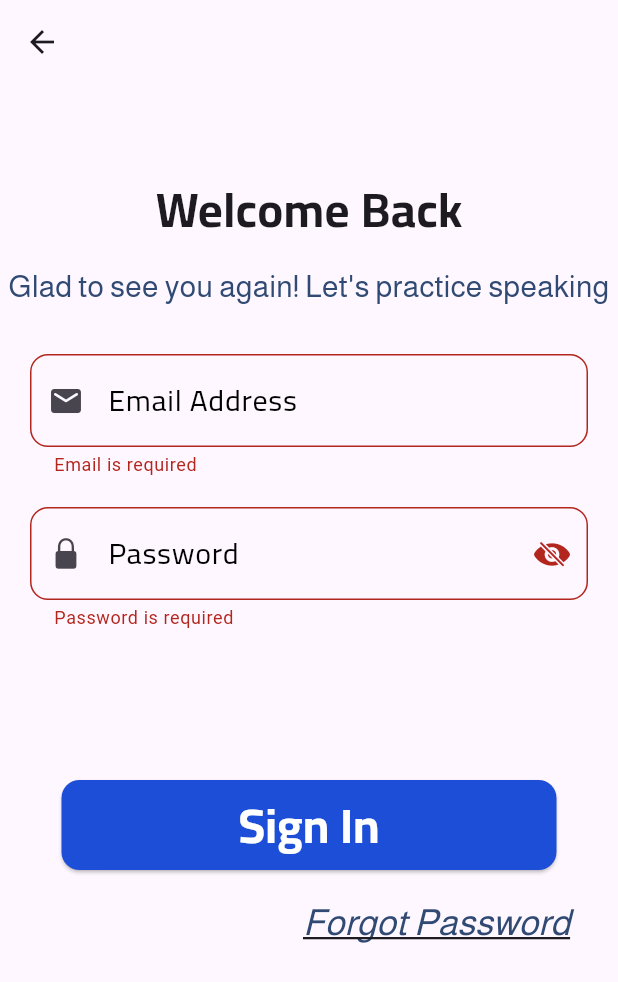
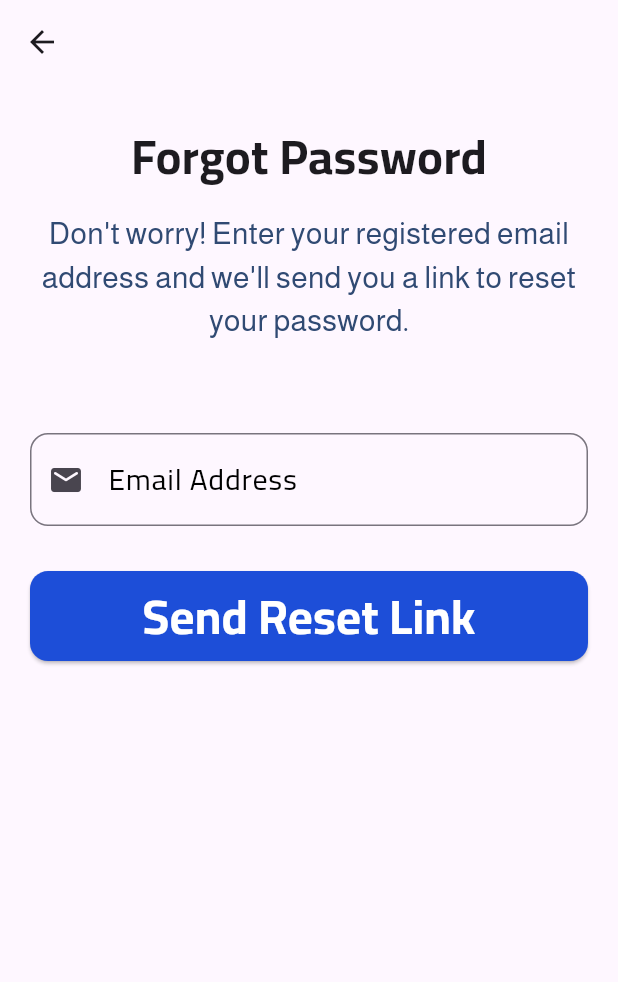
Before and after one commit to AhmedMedhatHamed/ai_lingo, a Flutter app: the SignInScreen screen opened by its route, after a tap on "Sign In", after a tap on "Forgot Password", on a phone screen of 412 x 824 dp. Shown: the top 982 px of the screen. Run offline on Flutter 3.47's test engine with Material 3 defaults, Android fonts, the phone set to English and light mode, and no system bars; our stand-ins replace dots_indicator, firebase_auth, firebase_core, flutter_bloc, google_sign_in; accounts and stored records are empty.

Commit message:
Build forgot_password UI

```diff
--- a/lib/core/routing/app_routes.dart
+++ b/lib/core/routing/app_routes.dart
@@ -4,5 +4,6 @@ class AppRoutes {
   static const String onboardingScreen = 'onboardingScreen';
   static const String signupScreen  = 'signupScreen';
   static const String signInScreen  = 'signInScreen';
+  static const String forgotPasswordScreen = 'forgotPasswordScreen';
 
 }
--- a/lib/core/routing/app_routing.dart
+++ b/lib/core/routing/app_routing.dart
@@ -1,5 +1,6 @@
 import 'package:ai_lingo/feature/auth/cubit/auth_cubit.dart';
-import 'package:ai_lingo/feature/auth/login/presentation/ui/screen/login_screen.dart';
+import 'package:ai_lingo/feature/auth/forgot_password/screen/forgot_password_screen.dart';
+import 'package:ai_lingo/feature/auth/login/screen/login_screen.dart';
 import 'package:ai_lingo/feature/auth/sign_in/screen/sign_in_screen.dart';
 import 'package:ai_lingo/feature/auth/signup/screen/signup_screen.dart';
 import 'package:ai_lingo/feature/onboarding/screen/onboarding_screen.dart';
@@ -29,6 +30,12 @@ class AppRouter {
               BlocProvider(create: (_) => AuthCubit(), child: SignInScreen()),
         );
 
+      case AppRoutes.forgotPasswordScreen:
+        return MaterialPageRoute(
+          builder: (_) =>
+              BlocProvider(create: (_) => AuthCubit(), child: ForgotPasswordScreen()),
+        );
+
       case 'onboardingScreen':
         return PageRouteBuilder(
           transitionDuration: const Duration(milliseconds: 600),
--- a/lib/core/utils/app_strings.dart
+++ b/lib/core/utils/app_strings.dart
@@ -2,27 +2,35 @@ class AppStrings {
   static const String appName = 'AI-Lingo';
   static const String onboardingTitle1 = 'Real Conversations\n& Real Progress';
   static const String onboardingTitle2 = 'Speak Freely & Learn\nDaily';
-  static const String onboardingDescription1 = 'Practice English in real-life\n situations with the help of AI.';
-  static const String onboardingDescription2 = 'Build your confidence with\n interactive AI voice\n conversations';
+  static const String onboardingDescription1 =
+      'Practice English in real-life\n situations with the help of AI.';
+  static const String onboardingDescription2 =
+      'Build your confidence with\n interactive AI voice\n conversations';
   static const String skip = 'skip';
   static const String next = 'Next';
   static const String getStarted = 'Get Started';
   static const String alertTitle = 'Never Miss a Practice';
-  static const String alertDescription = '"Enable notifications to get daily\n speaking reminders, streak updates,\n and new AI scenario alerts."';
+  static const String alertDescription =
+      '"Enable notifications to get daily\n speaking reminders, streak updates,\n and new AI scenario alerts."';
   static const String allow = 'Allow';
   static const String doNotAllow = 'Don’t Allow';
   static const String signIn = 'Sign In';
   static const String doNotHaveAnAccount = 'Don’t have an account';
   static const String createAccount = 'Create Account';
-  static const String signUpDescription = 'Join AI-Lingo and start speaking today!';
+  static const String signUpDescription =
+      'Join AI-Lingo and start speaking today!';
   static const String signInTitle = 'Welcome Back';
-  static const String signInDesc = "Glad to see you again! Let's practice speaking";
+  static const String signInDesc =
+      "Glad to see you again! Let's practice speaking";
   static const String signUp = 'Sign Up';
   static const String alreadyHaveAnAccount = 'Already have an account?';
   static const String logIn = 'Log In';
   static const String forgotPassword = 'Forgot Password';
+  static const String forgotPassDescription =
+      "Don't worry! Enter your registered email address and we'll send you a link to reset your password.";
   static const String completeYourProfile = 'Complete Your Profile';
-  static const String setupDescription = 'Choose your level and interests to get\n a personalized experience.';
+  static const String setupDescription =
+      'Choose your level and interests to get\n a personalized experience.';
   static const String languageLevel = 'Language Level';
   static const String beginner = 'Beginner';
   static const String intermediate = 'Intermediate';
@@ -34,4 +42,8 @@ class AppStrings {
   static const String food = 'Food';
   static const String culture = 'Culture';
   static const String continueText = 'Continue';
+  static const String emailAddress = 'Email Address';
+  static const String password = 'Password';
+  static const String fullName = 'Full Name';
+  static const String sendLinkReset = 'Send Reset Link';
 }
--- /dev/null
+++ b/lib/feature/auth/forgot_password/screen/forgot_password_screen.dart
@@ -0,0 +1,48 @@
+import 'package:ai_lingo/core/utils/app_strings.dart';
+import 'package:ai_lingo/core/widgets/custom_button.dart';
+import 'package:ai_lingo/core/widgets/custom_text_field.dart';
+import 'package:ai_lingo/feature/auth/signup/widgets/title_and_description.dart';
+import 'package:flutter/material.dart';
+
+class ForgotPasswordScreen extends StatelessWidget {
+  const ForgotPasswordScreen({super.key});
+
+  @override
+  Widget build(BuildContext context) {
+    return Scaffold(
+      body: CustomScrollView(
+        slivers: [
+          SliverAppBar(automaticallyImplyLeading: true),
+          SliverToBoxAdapter(child: SizedBox(height: MediaQuery.of(context).size.height*0.03)),
+          SliverToBoxAdapter(
+            child: Padding(
+              padding: const EdgeInsets.symmetric(horizontal: 20.0),
+              child: TitleAndDescriptionWidget(
+                title: AppStrings.forgotPassword,
+                description: AppStrings.forgotPassDescription,
+              ),
+            ),
+          ),
+          SliverToBoxAdapter(child: SizedBox(height: 60.0)),
+          SliverToBoxAdapter(
+            child: CustomTextField(
+              controller: TextEditingController(),
+              text: AppStrings.emailAddress,
+              prefixIcon: Icons.email_rounded,
+            ),
+          ),
+          SliverToBoxAdapter(child: SizedBox(height: 30.0)),
+          SliverToBoxAdapter(
+            child: Padding(
+              padding: const EdgeInsets.symmetric(horizontal: 20.0),
+              child: CustomButton(
+                onPressed: () {},
+                text: AppStrings.sendLinkReset,
+              ),
+            ),
+          ),
+        ],
+      ),
+    );
+  }
+}
--- a/lib/feature/auth/login/presentation/ui/screen/login_screen.dart
+++ b/lib/feature/auth/login/screen/login_screen.dart
@@ -21,9 +21,7 @@ class LoginScreen extends StatelessWidget {
           padding: const EdgeInsets.symmetric(horizontal: 40.0),
           child: CustomScrollView(
             slivers: [
-              SliverToBoxAdapter(
-                child: SizedBox(height: 20.0),
-              ),
+              SliverToBoxAdapter(child: SizedBox(height: 20.0)),
               SliverToBoxAdapter(
                 child: Image.asset(
                   AppImages.appLogo,
@@ -35,35 +33,25 @@ class LoginScreen extends StatelessWidget {
                 child: Center(
                   child: Text(
                     AppStrings.appName,
-                    style: AppStyles.cairo700Size36.copyWith(
-                      fontSize: 32.0,
-                    ),
+                    style: AppStyles.cairo700Size36.copyWith(fontSize: 32.0),
                   ),
                 ),
               ),
-              SliverToBoxAdapter(
-                child: SizedBox(height: 100.0),
-              ),
-
-
+              SliverToBoxAdapter(child: SizedBox(height: 100.0)),
+              ///google signIn///
               SliverToBoxAdapter(
                 child: GestureDetector(
                   onTap: () async {
-
                     ScaffoldMessenger.of(context).showSnackBar(
-                      const SnackBar(
-                        content: Text('Google button pressed!'),
-                      ),
+                      const SnackBar(content: Text('Google button pressed!')),
                     );
 
                     try {
-                      final userCredential =
-                          await GoogleSignInService()
-                              .signInWithGoogle();
+                      final userCredential = await GoogleSignInService()
+                          .signInWithGoogle();
 
-                      if (!context.mounted ||
-                          userCredential == null) {
-                        return ;
+                      if (!context.mounted || userCredential == null) {
+                        return;
                       }
 
                       ScaffoldMessenger.of(context).showSnackBar(
@@ -78,9 +66,7 @@ class LoginScreen extends StatelessWidget {
 
                       ScaffoldMessenger.of(context).showSnackBar(
                         SnackBar(
-                          content: Text(
-                            e.message ?? 'Firebase sign-in failed',
-                          ),
+                          content: Text(e.message ?? 'Firebase sign-in failed'),
                         ),
                       );
                     } on GoogleSignInException catch (e) {
@@ -88,18 +74,14 @@ class LoginScreen extends StatelessWidget {
 
                       ScaffoldMessenger.of(context).showSnackBar(
                         SnackBar(
-                          content: Text(
-                            'Google sign-in failed: ${e.code}',
-                          ),
+                          content: Text('Google sign-in failed: ${e.code}'),
                         ),
                       );
                     } catch (e) {
                       if (!context.mounted) return;
 
                       ScaffoldMessenger.of(context).showSnackBar(
-                        SnackBar(
-                          content: Text('Sign-in failed: $e'),
-                        ),
+                        SnackBar(content: Text('Sign-in failed: $e')),
                       );
                     }
                   },
@@ -108,10 +90,7 @@ class LoginScreen extends StatelessWidget {
                     height: 60.0,
                     decoration: BoxDecoration(
                       borderRadius: BorderRadius.circular(12.0),
-                      border: Border.all(
-                        color: Colors.grey,
-                        width: 2,
-                      ),
+                      border: Border.all(color: Colors.grey, width: 2),
                     ),
                     child: Row(
                       mainAxisAlignment: MainAxisAlignment.spaceEvenly,
@@ -128,16 +107,10 @@ class LoginScreen extends StatelessWidget {
                   ),
                 ),
               ),
-
-              SliverToBoxAdapter(
-                child: SizedBox(height: 20.0),
-              ),
-
+              SliverToBoxAdapter(child: SizedBox(height: 20.0)),
               SliverToBoxAdapter(
                 child: Padding(
-                  padding: const EdgeInsets.symmetric(
-                    horizontal: 100.0,
-                  ),
+                  padding: const EdgeInsets.symmetric(horizontal: 100.0),
                   child: Column(
                     children: [
                       Divider(color: Colors.black),
@@ -153,23 +126,19 @@ class LoginScreen extends StatelessWidget {
                   ),
                 ),
               ),
-
-              SliverToBoxAdapter(
-                child: SizedBox(height: 20.0),
-              ),
-
-              // Normal Sign-In Button (not implemented yet)
+              SliverToBoxAdapter(child: SizedBox(height: 20.0)),
               SliverToBoxAdapter(
                 child: CustomButton(
-                  onPressed: () {},
+                  onPressed: () {
+                    Navigator.pushReplacementNamed(
+                      context,
+                      AppRoutes.signInScreen,
+                    );
+                  },
                   text: AppStrings.signIn,
                 ),
               ),
-
-              SliverToBoxAdapter(
-                child: SizedBox(height: 20.0),
-              ),
-
+              SliverToBoxAdapter(child: SizedBox(height: 20.0)),
               SliverToBoxAdapter(
                 child: Column(
                   children: [
@@ -183,10 +152,7 @@ class LoginScreen extends StatelessWidget {
                     CustomTextButton(
                       text: AppStrings.createAccount,
                       onPressed: () {
-                        Navigator.pushNamed(
-                          context,
-                          AppRoutes.signupScreen,
-                        );
+                        Navigator.pushNamed(context, AppRoutes.signupScreen);
                       },
                     ),
                   ],
--- a/lib/feature/auth/sign_in/screen/sign_in_screen.dart
+++ b/lib/feature/auth/sign_in/screen/sign_in_screen.dart
@@ -14,7 +14,6 @@ class SignInScreen extends StatelessWidget {
         slivers: [
           SliverAppBar(automaticallyImplyLeading: true),
           SliverToBoxAdapter(child: SizedBox(height: 60.0)),
-
           SliverToBoxAdapter(
             child: TitleAndDescriptionWidget(
               title: AppStrings.signInTitle,
--- a/lib/feature/auth/sign_in/widgets/forgot_password_widget.dart
+++ b/lib/feature/auth/sign_in/widgets/forgot_password_widget.dart
@@ -1,3 +1,4 @@
+import 'package:ai_lingo/core/routing/app_routes.dart';
 import 'package:ai_lingo/core/utils/app_colors.dart';
 import 'package:ai_lingo/core/utils/app_strings.dart';
 import 'package:ai_lingo/core/utils/app_styles.dart';
@@ -23,7 +24,9 @@ class ForgotPasswordWidget extends StatelessWidget {
               fontStyle: .italic,
               decoration: .underline,
             ),
-            onPressed: () {},
+            onPressed: () {
+              Navigator.pushNamed(context, AppRoutes.forgotPasswordScreen);
+            },
           ),
         ),
       ),
```
